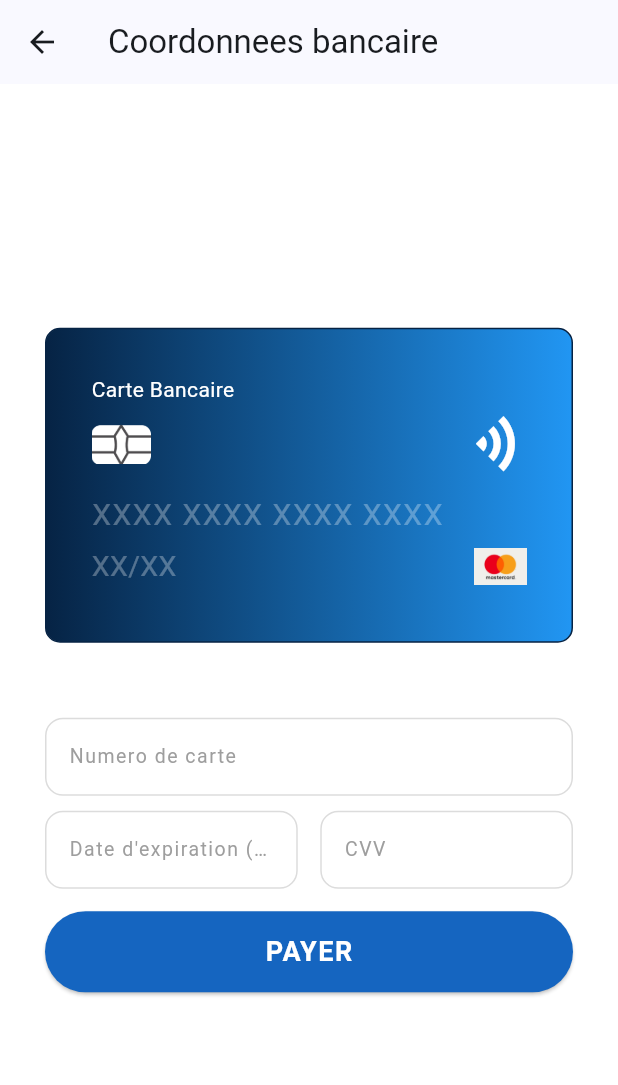
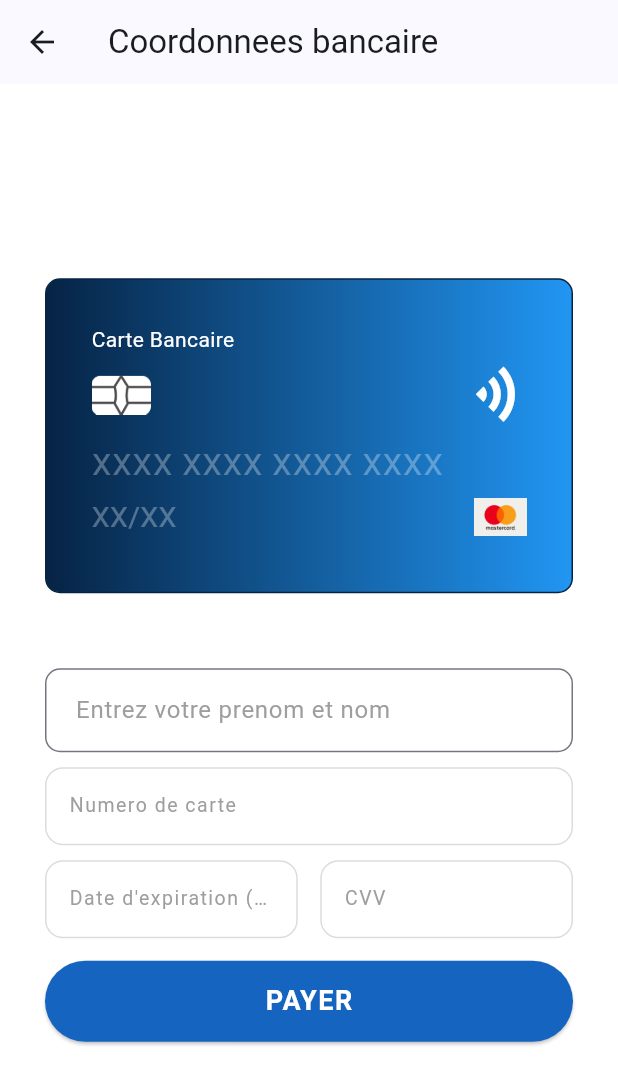
Before and after one commit to latyr0503/doctor_app_, a Flutter app: the CardPage screen opened directly, on a phone screen of 412 x 824 dp. Shown: the top 1085 px of the screen. Run offline on Flutter 3.47's test engine with Material 2 defaults, Android fonts, the light colour scheme and no system bars; our stand-ins replace flutter_rating_bar, get, iconsax, introduction_screen, shared_preferences; accounts and stored records are empty.

Commit message:
add name carte

```diff
--- a/lib/pages/card_page/card_page.dart
+++ b/lib/pages/card_page/card_page.dart
@@ -92,6 +92,18 @@ class _CardPageState extends State<CardPage> {
                 Form(
                     child: Column(
                   children: [
+                    const TextField(
+                      // controller: ,
+                      decoration: InputDecoration(
+                        hintText: " Entrez votre prenom et nom",
+                        hintStyle: TextStyle(color: Colors.grey),
+                        border: OutlineInputBorder(
+                            borderRadius:
+                                BorderRadius.all(Radius.circular(10.0)),
+                            borderSide: BorderSide(color: Colors.black38)),
+                      ),
+                    ),
+                    const SizedBox(height: 10),
                     input(
                       placeHolder: 'Numero de carte',
                       controller: _noCTRL,
```
